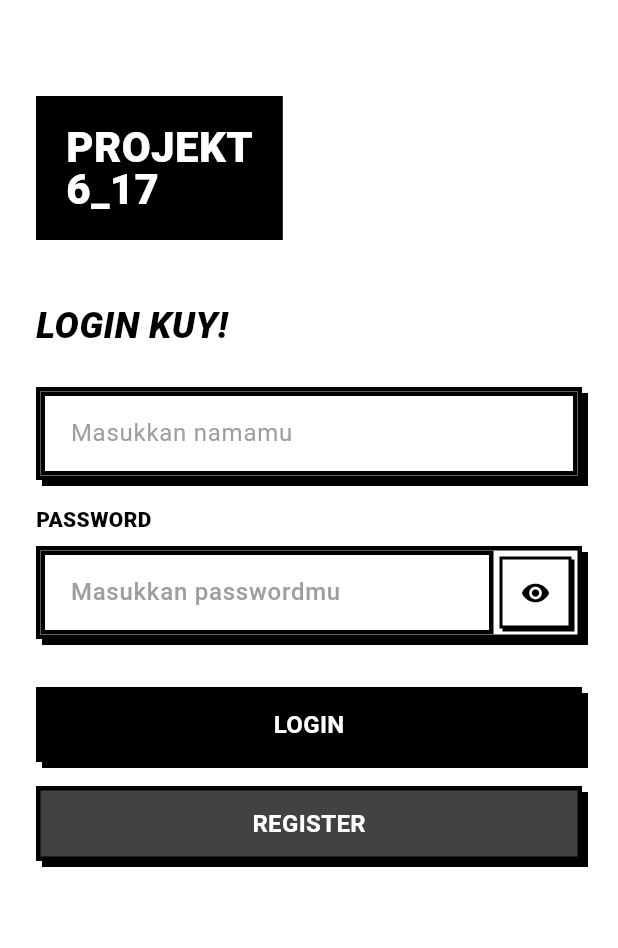
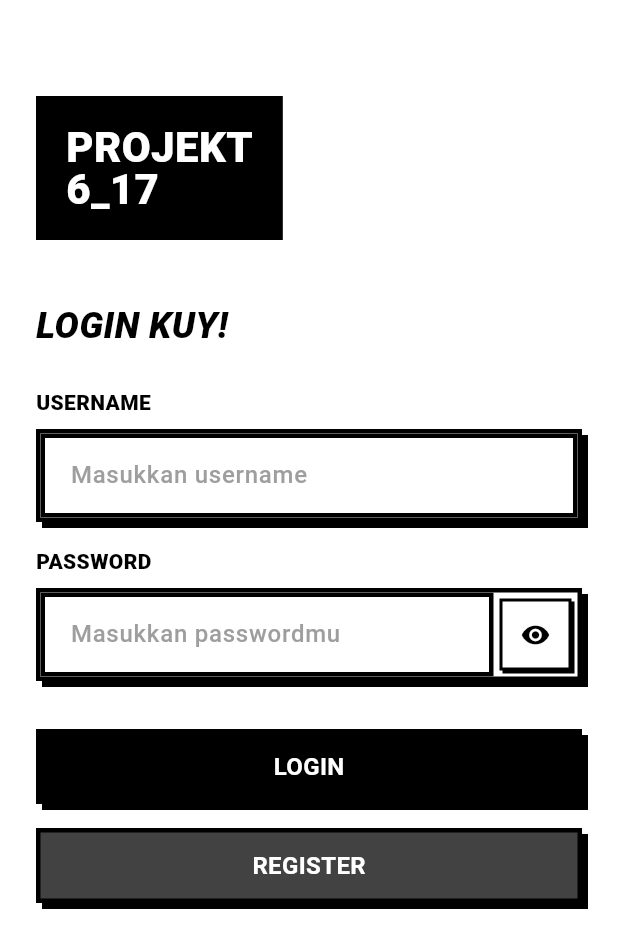
Before and after one commit to Azelzy/PROJEK_KOLLAB_FLUTTER_06_17, a Flutter app: the screen it shows after launch, on a phone screen of 412 x 824 dp. Shown: the top 948 px of the screen. Run offline on Flutter 3.47's test engine with Material 3 defaults, Android fonts, the phone set to English and light mode, and no system bars; our stand-ins replace get.

Commit message:
changing languange to Indonesian and clean code

```diff
--- a/lib/controller/auth_controller.dart
+++ b/lib/controller/auth_controller.dart
@@ -48,7 +48,7 @@ class AuthController extends GetxController {
       if (user["username"] == username) {
         Get.snackbar(
           "ERROR",
-          "Username sudah digunakan",
+          "Username sudah pernah digunakan",
           backgroundColor: const Color(0xFFB45253),
           colorText: Colors.white,
           snackPosition: SnackPosition.BOTTOM,
@@ -65,7 +65,7 @@ class AuthController extends GetxController {
     Future.delayed(const Duration(milliseconds: 300), () {
       Get.snackbar(
         "SUCCESS",
-        "Akun berhasil dibuat! Silakan login",
+        "Akun berhasil dibuat! Silahkan login",
         backgroundColor: const Color(0xFF84994F),
         colorText: Colors.white,
         snackPosition: SnackPosition.BOTTOM,
@@ -91,7 +91,7 @@ class AuthController extends GetxController {
   void showEmptyFieldsError() {
     Get.snackbar(
       "ERROR",
-      "Semua field harus diisi",
+      "Semua isian harus diisi",
       backgroundColor: const Color(0xFFB45253),
       colorText: Colors.white,
       snackPosition: SnackPosition.BOTTOM,
--- a/lib/pages/bottom_nav_page.dart
+++ b/lib/pages/bottom_nav_page.dart
@@ -40,7 +40,7 @@ class BasePage extends StatelessWidget {
             Expanded(
               child: Obx(
                 () => BrutalistButton(
-                  text: "HISTORY",
+                  text: "COMPLETED TODO",
                   onPressed: () => controller.changePage(1),
                   backgroundColor: controller.currentIndex.value == 1
                       ? Colors.black
--- a/lib/pages/history_page.dart
+++ b/lib/pages/history_page.dart
@@ -24,7 +24,7 @@ class HistoryPage extends StatelessWidget {
         if (completedList.isEmpty) {
           return const Center(
             child: Text(
-              "NO COMPLETED TASKS",
+              "BELUM ADA TUGAS YANG SELESAI",
               style: TextStyle(
                 fontSize: 18,
                 fontWeight: FontWeight.w900,
--- a/lib/pages/login_page.dart
+++ b/lib/pages/login_page.dart
@@ -3,6 +3,7 @@ import 'package:get/get.dart';
 import 'package:project_17_6/controller/auth_controller.dart';
 import 'package:project_17_6/Routes/routes.dart';
 import 'package:project_17_6/widgets/brutalist_button.dart';
+import 'package:project_17_6/widgets/brutalist_passwordfield.dart';
 import 'package:project_17_6/widgets/brutalist_textfield.dart';
 
 class LoginPage extends StatefulWidget {
@@ -15,7 +16,6 @@ class LoginPage extends StatefulWidget {
 class _LoginPageState extends State<LoginPage> {
   final txtUsername = TextEditingController();
   final txtPassword = TextEditingController();
-  bool _isPasswordVisible = false;
 
   @override
   Widget build(BuildContext context) {
@@ -58,106 +58,20 @@ class _LoginPageState extends State<LoginPage> {
                   ),
                 ),
                 const SizedBox(height: 24),
+
+                // USERNAME field
                 BrutalistTextField(
+                  label: "USERNAME",
                   controller: txtUsername,
-                  label: "USERNAME",
-                  hint: "Masukkan namamu",
+                  hint: "Masukkan username",
                 ),
+
                 const SizedBox(height: 16),
 
-                // Password field with custom show/hide button
-                Column(
-                  crossAxisAlignment: CrossAxisAlignment.start,
-                  children: [
-                    const Text(
-                      "PASSWORD",
-                      style: TextStyle(
-                        fontSize: 14,
-                        fontWeight: FontWeight.w900,
-                        color: Colors.black,
-                      ),
-                    ),
-                    const SizedBox(height: 8),
-                    Container(
-                      decoration: BoxDecoration(
-                        color: Colors.white,
-                        border: Border.all(color: Colors.black, width: 3),
-                        boxShadow: const [
-                          BoxShadow(
-                            color: Colors.black,
-                            offset: Offset(4, 4),
-                            blurRadius: 0,
-                          ),
-                        ],
-                      ),
-                      child: Row(
-                        children: [
-                          Expanded(
-                            child: TextField(
-                              controller: txtPassword,
-                              obscureText: !_isPasswordVisible,
-                              style: const TextStyle(
-                                fontSize: 16,
-                                fontWeight: FontWeight.w600,
-                                color: Colors.black,
-                              ),
-                              decoration: const InputDecoration(
-                                hintText: "Masukkan passwordmu",
-                                hintStyle: TextStyle(
-                                  color: Colors.grey,
-                                  fontWeight: FontWeight.w500,
-                                ),
-                                border: InputBorder.none,
-                                contentPadding: EdgeInsets.symmetric(
-                                  horizontal: 16,
-                                  vertical: 16,
-                                ),
-                              ),
-                            ),
-                          ),
-
-                          // Brutalist show/hide password button
-                          Container(
-                            margin: const EdgeInsets.all(4),
-                            height: 48,
-                            width: 48,
-                            decoration: BoxDecoration(
-                              color: _isPasswordVisible
-                                  ? Colors.black
-                                  : Colors.white,
-                              border: Border.all(color: Colors.black, width: 2),
-                              boxShadow: const [
-                                BoxShadow(
-                                  color: Colors.black,
-                                  offset: Offset(2, 2),
-                                  blurRadius: 0,
-                                ),
-                              ],
-                            ),
-                            child: Material(
-                              color: Colors.transparent,
-                              child: InkWell(
-                                onTap: () {
-                                  setState(() {
-                                    _isPasswordVisible = !_isPasswordVisible;
-                                  });
-                                },
-                                child: Icon(
-                                  _isPasswordVisible
-                                      ? Icons.visibility_off
-                                      : Icons.visibility,
-                                  color: _isPasswordVisible
-                                      ? Colors.white
-                                      : Colors.black,
-                                  size: 20,
-                                ),
-                              ),
-                            ),
-                          ),
-                        ],
-                      ),
-                    ),
-                  ],
+                // PASSWORD field
+                BrutalistPasswordField(
+                  controller: txtPassword,
+                  hint: "Masukkan passwordmu",
                 ),
 
                 const SizedBox(height: 32),
--- a/lib/pages/todo_list_page.dart
+++ b/lib/pages/todo_list_page.dart
@@ -25,7 +25,7 @@ class TodoListPage extends StatelessWidget {
         if (activeList.isEmpty) {
           return const Center(
             child: Text(
-              "NO ACTIVE TASKS",
+              "BELUM ADA TUGAS",
               style: TextStyle(
                 fontSize: 18,
                 fontWeight: FontWeight.w900,
--- /dev/null
+++ b/lib/widgets/brutalist_passwordfield.dart
@@ -0,0 +1,57 @@
+import 'package:flutter/material.dart';
+import 'brutalist_textfield.dart';
+
+class BrutalistPasswordField extends StatefulWidget {
+  final TextEditingController controller;
+  final String hint;
+
+  const BrutalistPasswordField({
+    super.key,
+    required this.controller,
+    required this.hint,
+  });
+
+  @override
+  State<BrutalistPasswordField> createState() => _BrutalistPasswordFieldState();
+}
+
+class _BrutalistPasswordFieldState extends State<BrutalistPasswordField> {
+  bool _isVisible = false;
+
+  @override
+  Widget build(BuildContext context) {
+    return BrutalistTextField(
+      label: "PASSWORD",
+      controller: widget.controller,
+      hint: widget.hint,
+      obscureText: !_isVisible,
+      suffix: Container(
+        margin: const EdgeInsets.all(4),
+        height: 48,
+        width: 48,
+        decoration: BoxDecoration(
+          color: _isVisible ? Colors.black : Colors.white,
+          border: Border.all(color: Colors.black, width: 2),
+          boxShadow: const [
+            BoxShadow(
+              color: Colors.black,
+              offset: Offset(2, 2),
+              blurRadius: 0,
+            ),
+          ],
+        ),
+        child: Material(
+          color: Colors.transparent,
+          child: InkWell(
+            onTap: () => setState(() => _isVisible = !_isVisible),
+            child: Icon(
+              _isVisible ? Icons.visibility_off : Icons.visibility,
+              color: _isVisible ? Colors.white : Colors.black,
+              size: 20,
+            ),
+          ),
+        ),
+      ),
+    );
+  }
+}
--- a/lib/widgets/brutalist_textfield.dart
+++ b/lib/widgets/brutalist_textfield.dart
@@ -2,37 +2,75 @@ import 'package:flutter/material.dart';
 
 class BrutalistTextField extends StatelessWidget {
   final TextEditingController? controller;
+  final String label;
   final String? hint;
   final bool obscureText;
+  final Widget? suffix; // 👉 tambahan untuk icon/tombol di kanan
 
   const BrutalistTextField({
     super.key,
+    required this.label,
     this.controller,
     this.hint,
-    this.obscureText = false, required String label,
+    this.obscureText = false,
+    this.suffix,
   });
 
   @override
   Widget build(BuildContext context) {
-    return Container(
+    return Column(
+      crossAxisAlignment: CrossAxisAlignment.start,
+      children: [
+        Text(
+          label.toUpperCase(),
+          style: const TextStyle(
+            fontSize: 14,
+            fontWeight: FontWeight.w900,
+            color: Colors.black,
+          ),
+        ),
+        const SizedBox(height: 8),
+        Container(
           decoration: BoxDecoration(
             color: Colors.white,
             border: Border.all(color: Colors.black, width: 3),
             boxShadow: const [
-          BoxShadow(color: Colors.black, offset: Offset(4, 4), blurRadius: 0),
+              BoxShadow(
+                color: Colors.black,
+                offset: Offset(4, 4),
+                blurRadius: 0,
+              ),
             ],
           ),
+          child: Row(
+            children: [
+              Expanded(
                 child: TextField(
                   controller: controller,
                   obscureText: obscureText,
+                  style: const TextStyle(
+                    fontSize: 16,
+                    fontWeight: FontWeight.w600,
+                    color: Colors.black,
+                  ),
                   decoration: InputDecoration(
                     hintText: hint,
+                    hintStyle: const TextStyle(
+                      color: Colors.grey,
+                      fontWeight: FontWeight.w500,
+                    ),
                     contentPadding: const EdgeInsets.all(16),
                     border: InputBorder.none,
-          hintStyle: const TextStyle(color: Colors.grey),
                   ),
-        style: const TextStyle(fontSize: 16),
                 ),
+              ),
+
+              // 👉 kalau ada suffix (misalnya tombol eye), tampilkan
+              if (suffix != null) suffix!,
+            ],
+          ),
+        ),
+      ],
     );
   }
 }
--- a/lib/widgets/todo_card.dart
+++ b/lib/widgets/todo_card.dart
@@ -179,7 +179,7 @@ class TodoCard extends StatelessWidget {
                                               onTap: () => Navigator.pop(context),
                                               child: const Center(
                                                 child: Text(
-                                                  "TIDAK",
+                                                  "EH GJDI",
                                                   style: TextStyle(
                                                     color: Colors.black,
                                                     fontSize: 16,
@@ -217,7 +217,7 @@ class TodoCard extends StatelessWidget {
                                               },
                                               child: const Center(
                                                 child: Text(
-                                                  "YA",
+                                                  "YA!",
                                                   style: TextStyle(
                                                     color: Colors.black,
                                                     fontSize: 16,
```
Also changed, not shown: lib/pages/todo_list_edit_page.dart (+8 -8 lines), lib/widgets/brutalist_drawer.dart (+4 -4 lines). Lines whose indentation alone changed are shown as unchanged.
